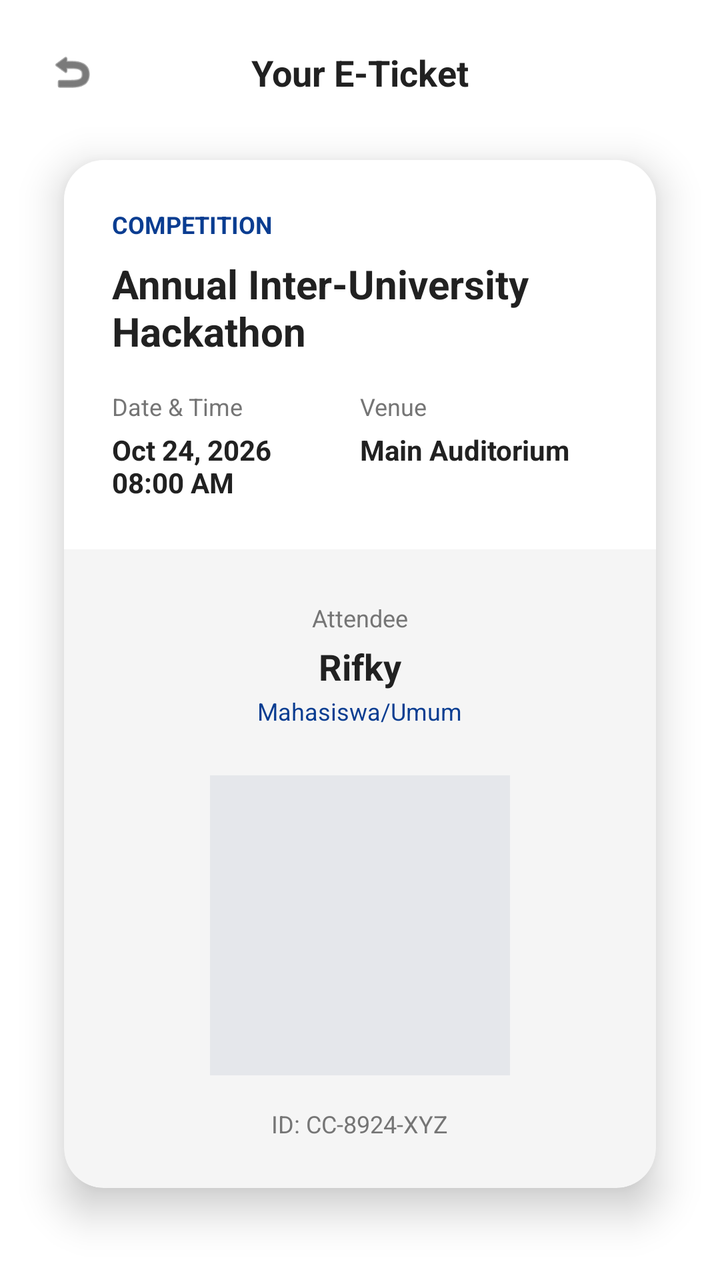
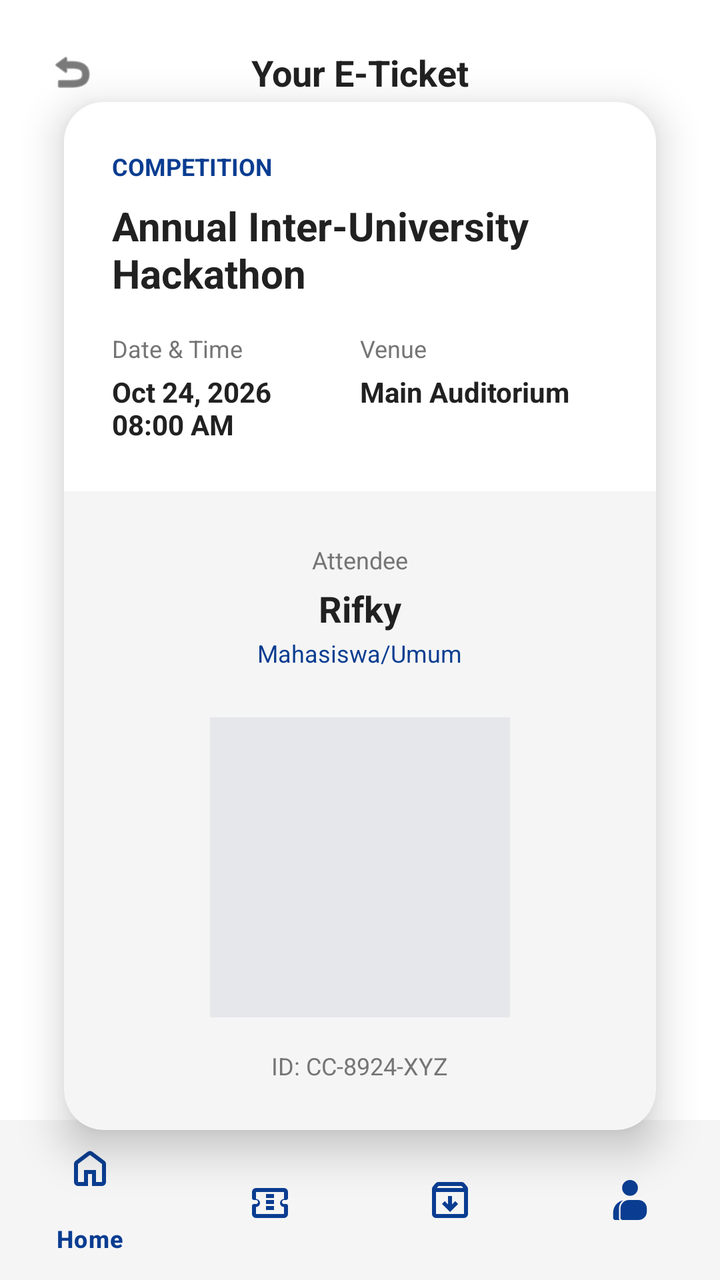

Screens rendered from an Android XML layout before and after an edit, with the pre-edit source and the edit as a unified diff.
<!-- AndroidManifest.xml: application theme Theme.CampusConnectProject -->
<!-- res/layout/activity_ticket.xml -->
<?xml version="1.0" encoding="utf-8"?>
<androidx.constraintlayout.widget.ConstraintLayout
    xmlns:android="http://schemas.android.com/apk/res/android"
    xmlns:app="http://schemas.android.com/apk/res-auto"
    xmlns:tools="http://schemas.android.com/tools"
    android:layout_width="match_parent"
    android:layout_height="match_parent"
    android:background="@color/bg_utama"
    tools:context=".ui.mahasiswa.MyTicketActivity">

    <ImageView
        android:id="@+id/btnBack"
        android:layout_width="24dp"
        android:layout_height="24dp"
        android:layout_marginStart="24dp"
        android:layout_marginTop="24dp"
        android:contentDescription="@null"
        android:src="@android:drawable/ic_menu_revert"
        app:tint="@color/teks_utama"
        app:layout_constraintStart_toStartOf="parent"
        app:layout_constraintTop_toTopOf="parent" />

    <TextView
        android:layout_width="wrap_content"
        android:layout_height="wrap_content"
        android:text="Your E-Ticket"
        android:textColor="@color/teks_utama"
        android:textSize="18sp"
        android:textStyle="bold"
        app:layout_constraintBottom_toBottomOf="@id/btnBack"
        app:layout_constraintEnd_toEndOf="parent"
        app:layout_constraintStart_toStartOf="parent"
        app:layout_constraintTop_toTopOf="@id/btnBack" />

    <androidx.cardview.widget.CardView
        android:layout_width="match_parent"
        android:layout_height="wrap_content"
        android:layout_marginHorizontal="32dp"
        android:layout_marginTop="32dp"
        app:cardCornerRadius="20dp"
        app:cardElevation="12dp"
        app:cardBackgroundColor="@color/bg_input"
        app:layout_constraintTop_toBottomOf="@id/btnBack">

        <LinearLayout
            android:layout_width="match_parent"
            android:layout_height="wrap_content"
            android:orientation="vertical">

            <LinearLayout
                android:layout_width="match_parent"
                android:layout_height="wrap_content"
                android:orientation="vertical"
                android:padding="24dp"
                android:background="@color/bg_utama">

                <TextView
                    android:layout_width="wrap_content"
                    android:layout_height="wrap_content"
                    android:text="COMPETITION"
                    android:textColor="@color/warna_primer"
                    android:textSize="12sp"
                    android:textStyle="bold"
                    android:layout_marginBottom="8dp"/>

                <TextView
                    android:id="@+id/tvTicketEventName"
                    android:layout_width="match_parent"
                    android:layout_height="wrap_content"
                    android:text="Annual Inter-University Hackathon"
                    android:textColor="@color/teks_utama"
                    android:textSize="20sp"
                    android:textStyle="bold"
                    android:layout_marginBottom="16dp"/>

                <LinearLayout
                    android:layout_width="match_parent"
                    android:layout_height="wrap_content"
                    android:baselineAligned="false"
                    android:orientation="horizontal">

                    <LinearLayout
                        android:layout_width="0dp"
                        android:layout_height="wrap_content"
                        android:layout_weight="1"
                        android:orientation="vertical">
                        <TextView
                            android:layout_width="wrap_content"
                            android:layout_height="wrap_content"
                            android:text="Date &amp; Time"
                            android:textColor="@color/teks_sekunder"
                            android:textSize="12sp" />
                        <TextView
                            android:id="@+id/tvTicketDate"
                            android:layout_width="wrap_content"
                            android:layout_height="wrap_content"
                            android:text="Oct 24, 2026\n08:00 AM"
                            android:textColor="@color/teks_utama"
                            android:textSize="14sp"
                            android:textStyle="bold"
                            android:layout_marginTop="4dp"/>
                    </LinearLayout>

                    <LinearLayout
                        android:layout_width="0dp"
                        android:layout_height="wrap_content"
                        android:layout_weight="1"
                        android:orientation="vertical">
                        <TextView
                            android:layout_width="wrap_content"
                            android:layout_height="wrap_content"
                            android:text="Venue"
                            android:textColor="@color/teks_sekunder"
                            android:textSize="12sp" />
                        <TextView
                            android:id="@+id/tvTicketVenue"
                            android:layout_width="wrap_content"
                            android:layout_height="wrap_content"
                            android:text="Main Auditorium"
                            android:textColor="@color/teks_utama"
                            android:textSize="14sp"
                            android:textStyle="bold"
                            android:layout_marginTop="4dp"/>
                    </LinearLayout>
                </LinearLayout>
            </LinearLayout>

            <View
                android:layout_width="match_parent"
                android:layout_height="2dp"
                android:layout_marginHorizontal="16dp"
                android:background="@drawable/bg_dashed_line"
                android:layerType="software" />

            <LinearLayout
                android:layout_width="match_parent"
                android:layout_height="wrap_content"
                android:orientation="vertical"
                android:gravity="center_horizontal"
                android:padding="24dp">

                <TextView
                    android:layout_width="wrap_content"
                    android:layout_height="wrap_content"
                    android:text="Attendee"
                    android:textColor="@color/teks_sekunder"
                    android:textSize="12sp" />

                <TextView
                    android:id="@+id/tvTicketName"
                    android:layout_width="wrap_content"
                    android:layout_height="wrap_content"
                    android:text="Rifky"
                    android:textColor="@color/teks_utama"
                    android:textSize="18sp"
                    android:textStyle="bold"
                    android:layout_marginTop="4dp"/>

                <TextView
                    android:id="@+id/tvTicketRole"
                    android:layout_width="wrap_content"
                    android:layout_height="wrap_content"
                    android:text="Mahasiswa/Umum"
                    android:textColor="@color/warna_primer"
                    android:textSize="12sp"
                    android:layout_marginTop="2dp"
                    android:layout_marginBottom="24dp"/>

                <ImageView
                    android:id="@+id/ivQRCode"
                    android:layout_width="150dp"
                    android:layout_height="150dp"
                    android:background="@color/garis_pembatas"
                    android:contentDescription="@null"
                    android:padding="8dp"
                    android:scaleType="centerCrop" />

                <TextView
                    android:id="@+id/tvTicketID"
                    android:layout_width="wrap_content"
                    android:layout_height="wrap_content"
                    android:text="ID: CC-8924-XYZ"
                    android:textColor="@color/teks_sekunder"
                    android:textSize="12sp"
                    android:layout_marginTop="16dp"/>
            </LinearLayout>
        </LinearLayout>
    </androidx.cardview.widget.CardView>

</androidx.constraintlayout.widget.ConstraintLayout>
<!-- resources referenced by this layout -->
<resources>
  <color name="bg_input">#F5F5F5</color>
  <color name="bg_utama">#FFFFFF</color>
  <color name="garis_pembatas">#E5E7EB</color>
  <color name="teks_sekunder">#757575</color>
  <color name="teks_utama">#212121</color>
  <color name="warna_primer">#0A3D91</color>
  <!-- drawable bg_dashed_line (drawable) -->
  <?xml version="1.0" encoding="utf-8"?>
  <shape xmlns:android="http://schemas.android.com/apk/res/android"
      android:shape="line">
      <stroke
          android:width="2dp"
          android:color="#D1D5DB"
          android:dashWidth="8dp"
          android:dashGap="6dp" />
  </shape>
  <style name="Theme.CampusConnectProject" parent="Base.Theme.CampusConnectProject" />
  <style name="Base.Theme.CampusConnectProject" parent="Theme.Material3.DayNight.NoActionBar">
          <item name="android:forceDarkAllowed" tools:targetApi="q">false</item>
      </style>
</resources>

<!-- the commit's change to res/layout/activity_ticket.xml (unified diff, before → after) -->
@@ -37,10 +37,12 @@
         android:layout_height="wrap_content"
         android:layout_marginHorizontal="32dp"
         android:layout_marginTop="32dp"
+        android:layout_marginBottom="24dp"
         app:cardCornerRadius="20dp"
         app:cardElevation="12dp"
         app:cardBackgroundColor="@color/bg_input"
-        app:layout_constraintTop_toBottomOf="@id/btnBack">
+        app:layout_constraintTop_toBottomOf="@id/btnBack"
+        app:layout_constraintBottom_toTopOf="@id/bottomNavigation">
 
         <LinearLayout
             android:layout_width="match_parent"
@@ -187,4 +189,16 @@
         </LinearLayout>
     </androidx.cardview.widget.CardView>
 
+    <com.google.android.material.bottomnavigation.BottomNavigationView
+        android:id="@+id/bottomNavigation"
+        android:layout_width="0dp"
+        android:layout_height="wrap_content"
+        android:background="@color/bg_input"
+        app:itemIconTint="@color/warna_primer"
+        app:itemTextColor="@color/warna_primer"
+        app:layout_constraintBottom_toBottomOf="parent"
+        app:layout_constraintEnd_toEndOf="parent"
+        app:layout_constraintStart_toStartOf="parent"
+        app:menu="@menu/bottom_nav_menu" />
+
 </androidx.constraintlayout.widget.ConstraintLayout>
